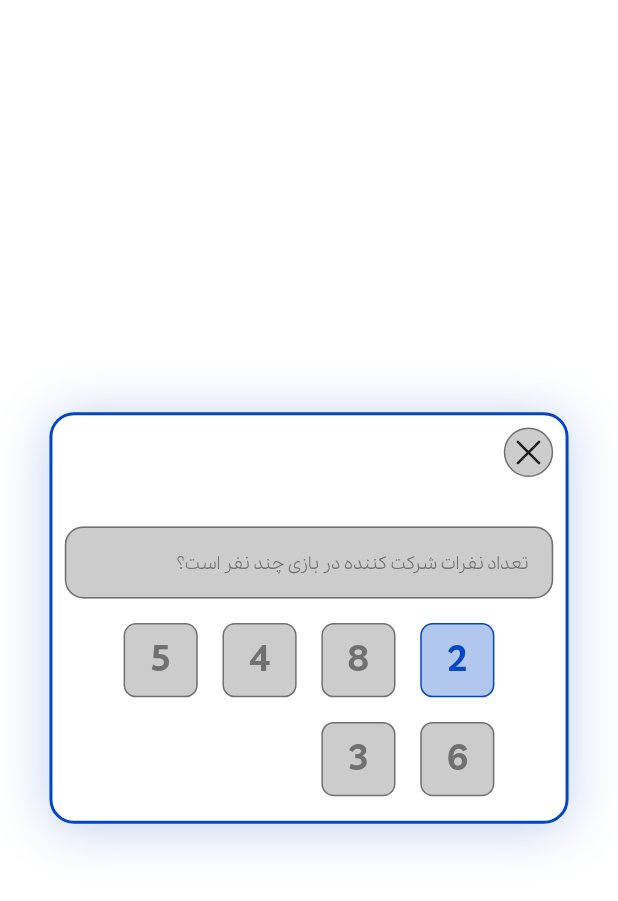
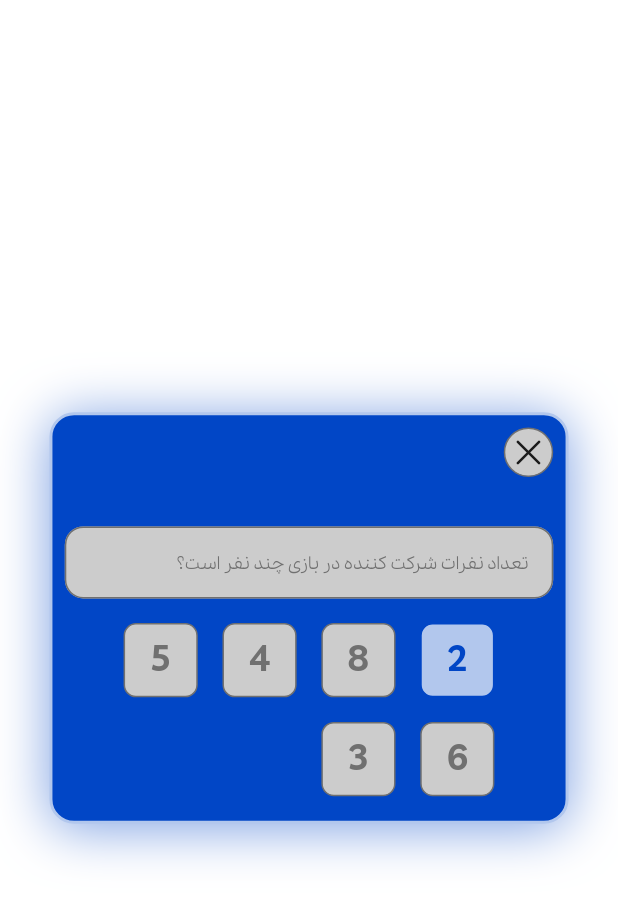
Before and after one commit to amirrezahaqi/hamneshin-game, a Flutter app: the DialogBodyWidget widget shown alone on an empty page, opened directly, on a phone screen of 412 x 824 dp. Shown: the top 901 px of the screen. Run offline on Flutter 3.47's test engine with Material 3 defaults, Android fonts, the phone set to English and light mode, and no system bars; our stand-ins replace bloc, flutter_svg, responsive_sizer.

Commit message:
change DialogBodyWidget bg and border color

```diff
--- a/lib/global/widgets/dialog_body_widget.dart
+++ b/lib/global/widgets/dialog_body_widget.dart
@@ -16,11 +16,11 @@ class DialogBodyWidget extends StatelessWidget {
           padding: EdgeInsets.all(2.w),
           width: double.infinity,
           decoration: BoxDecoration(
-            color: UiColors.whiteColor,
+            color: UiColors.darkBlueColor3,
             borderRadius: BorderRadius.circular(AppDistances.small4.w),
-            border: Border.all(color: UiColors.darkBlueColor3,width: 2),
+            border: Border.all(color: UiColors.lightBlueColor4,width: 2),
             boxShadow: [
-              BoxShadow(color: UiColors.darkBlueColor3.withOpacity(0.25),offset: const Offset(0, 3),blurRadius: 30)
+              BoxShadow(color: UiColors.darkBlueColor3.withOpacity(0.50),offset: const Offset(0, 3),blurRadius: 30)
             ]
           ),
           child: Column(
```
